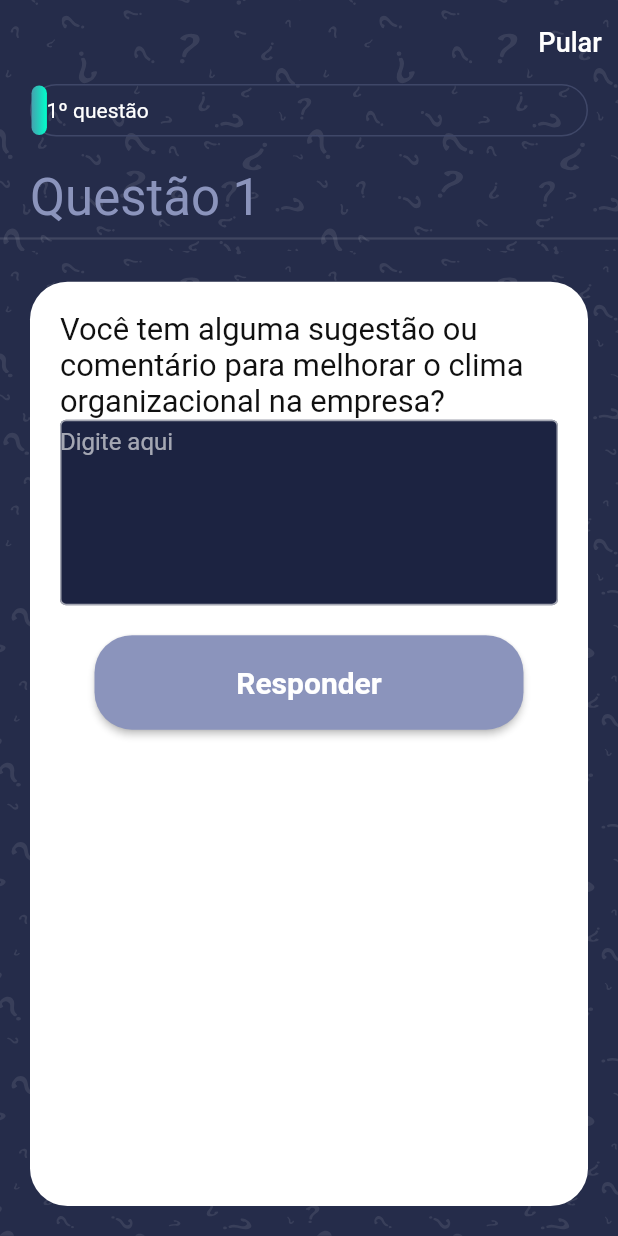
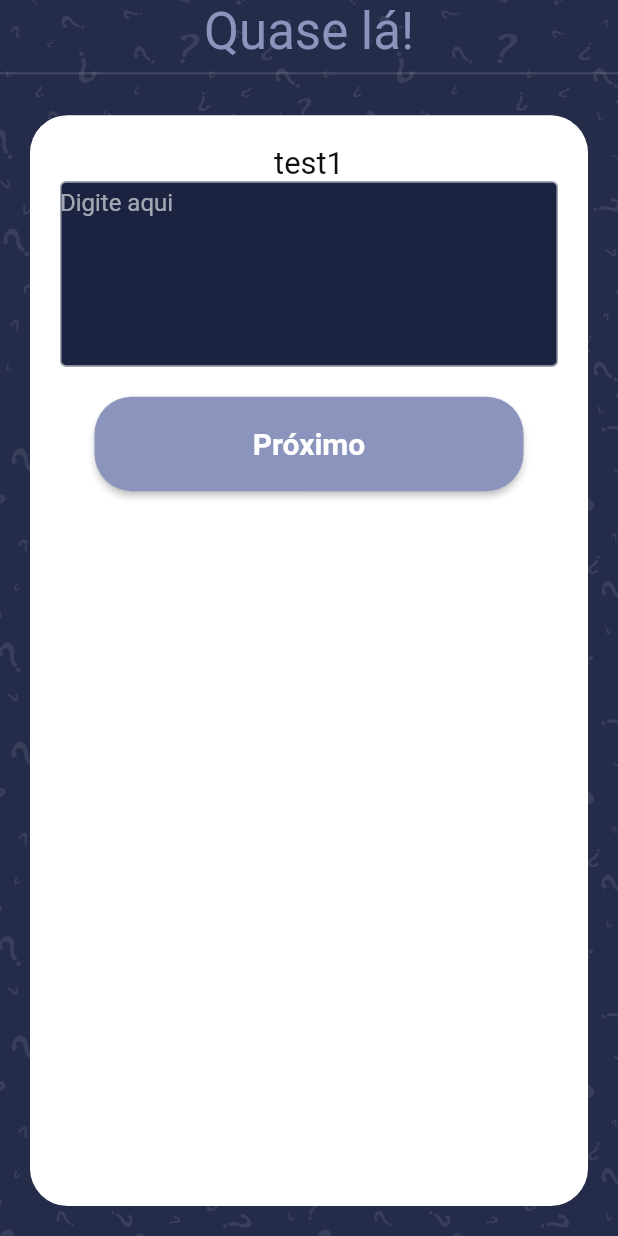
Before and after one commit to julysNICK/quiz_app, a Flutter app: the screen it shows after launch, on a phone screen of 412 x 824 dp. Run offline on Flutter 3.47's test engine with Material 2 defaults, Android fonts, the phone set to English and light mode, and no system bars; our stand-ins replace cloud_firestore, expandable, firebase_core, get, websafe_svg; accounts and stored records are empty.

```diff
--- a/lib/controllers/question_controller.dart
+++ b/lib/controllers/question_controller.dart
@@ -1,5 +1,6 @@
 import 'package:flutter/material.dart';
 import 'package:get/get.dart';
+import 'package:quiz_app/screens/choose/choose_screen.dart';
 
 import '../models/Question.dart';
 import '../repositories/forms.dart';
@@ -16,6 +17,8 @@ class QuestionController extends GetxController
   Animation? _animation;
 
   PageController get pageController => _pageController;
+  PageController get pageControllerSub => _pageControllerSub;
+
   List<Map<String, dynamic>> list = [];
 
   bool _isAnswered = false;
@@ -49,9 +52,20 @@ class QuestionController extends GetxController
             type: question.type,
           ))
       .toList();
+
   List<Question> get questions => _questions;
 
+  final List<SubjectiveQuestion> _subjectiveQuestions = subjectiveQuestions
+      .map((question) => SubjectiveQuestion(
+            id: question.id,
+            question: question.question,
+          ))
+      .toList();
+
+  List<SubjectiveQuestion> get questionsSubjective => _subjectiveQuestions;
+
   final PageController _pageController = PageController();
+  final PageController _pageControllerSub = PageController();
 
   final Map<String, int> counterAnswer = {
     'concordo': 0,
@@ -60,6 +74,14 @@ class QuestionController extends GetxController
     'nao_concordo_parcialmente': 0,
     'neutro': 0,
   };
+
+  @override
+  void dispose() {
+    _animationController!.dispose();
+    _pageController.dispose();
+    _pageControllerSub.dispose();
+    super.dispose();
+  }
 
   void updateCounterAnswer(int index) {
     switch (index) {
@@ -162,6 +184,31 @@ class QuestionController extends GetxController
     }
   }
 
+  void checkAnsSub(SubjectiveRepo question, int selectedAns) async {
+    questionRepo.id = question.id;
+
+    _selectedAns = selectedAns;
+
+    updateCounterAnswer(selectedAns);
+    update();
+
+    Future.delayed(const Duration(seconds: 1), () {
+      _isAnswered = false;
+      _pageControllerSub.nextPage(
+          duration: const Duration(milliseconds: 250), curve: Curves.ease);
+    });
+
+    try {
+      await postAnswerSubjectiveFireBase(question);
+    } catch (e) {
+      print(e);
+    }
+
+    if (question.id == 2) {
+      Get.to(() => const Choose());
+    }
+  }
+
   void PreviousQuestion() {
     _pageController.previousPage(
         duration: const Duration(milliseconds: 250), curve: Curves.ease);
--- a/lib/main.dart
+++ b/lib/main.dart
@@ -1,7 +1,7 @@
 import 'package:flutter/material.dart';
 import 'package:get/get_navigation/src/root/get_material_app.dart';
 import 'package:firebase_core/firebase_core.dart';
-import 'package:quiz_app/screens/quiz/quiz_screen.dart';
+import 'package:quiz_app/screens/after_quiz/after_quiz_screen.dart';
 import 'firebase_options.dart';
 
 void main() async {
@@ -22,7 +22,7 @@ class MyApp extends StatelessWidget {
       title: "Quiz app",
       debugShowCheckedModeBanner: false,
       theme: ThemeData.dark(),
-      home: const QuizScreen(),
+      home: AfterQuiz(),
     );
   }
 }
--- a/lib/models/Question.dart
+++ b/lib/models/Question.dart
@@ -40,16 +40,43 @@ class QuestionRepo {
 }
 
 class SubjectiveRepo {
+  int id = 0;
   String answer = '';
 
   SubjectiveRepo({
     this.answer = '',
+    this.id = 0,
   });
 
   void reset() {
     answer = '';
   }
 }
+
+class SubjectiveQuestion {
+  int id = 0;
+  String question = '';
+
+  SubjectiveQuestion({
+    this.question = '',
+    this.id = 0,
+  });
+
+  void reset() {
+    question = '';
+  }
+}
+
+List<SubjectiveQuestion> subjectiveQuestions = [
+  SubjectiveQuestion(
+    id: 1,
+    question: "test1",
+  ),
+  SubjectiveQuestion(
+    id: 2,
+    question: "test2",
+  )
+];
 
 final List<Question> sample_data = [
   Question(
--- a/lib/repositories/forms.dart
+++ b/lib/repositories/forms.dart
@@ -40,6 +40,7 @@ class FormsRepoService {
       await FirebaseFirestore.instance
           .collection('forms_subjective_answer')
           .add({
+        "id": subjectiveRepo.id,
         'answer': subjectiveRepo.answer,
       });
     } catch (e) {
--- a/lib/screens/after_quiz/after_quiz_screen.dart
+++ b/lib/screens/after_quiz/after_quiz_screen.dart
@@ -67,22 +67,22 @@ class _AfterQuizState extends State<AfterQuiz> {
                   SizedBox(
                     height: MediaQuery.of(context).size.height * 0.001,
                   ),
-                  // Padding(
-                  //   padding:
-                  //       const EdgeInsets.symmetric(horizontal: kDefaultPadding),
-                  //   child: Text.rich(
-                  //     TextSpan(
-                  //       text: "Quase lá!",
-                  //       style: Theme.of(context)
-                  //           .textTheme
-                  //           .headlineMedium!
-                  //           .copyWith(color: kSecondaryColor),
-                  //     ),
-                  //   ),
-                  // ),
-                  // const Divider(
-                  //   thickness: 1.5,
-                  // ),
+                  Padding(
+                    padding:
+                        const EdgeInsets.symmetric(horizontal: kDefaultPadding),
+                    child: Text.rich(
+                      TextSpan(
+                        text: "Quase lá!",
+                        style: Theme.of(context)
+                            .textTheme
+                            .headlineMedium!
+                            .copyWith(color: kSecondaryColor),
+                      ),
+                    ),
+                  ),
+                  const Divider(
+                    thickness: 1.5,
+                  ),
                   Expanded(
                     child: Container(
                       margin: const EdgeInsets.all(kDefaultPadding),
@@ -95,9 +95,19 @@ class _AfterQuizState extends State<AfterQuiz> {
                           ),
                         ),
                       ),
-                      child: CardSubjective(
+                      child: Expanded(
+                        child: PageView.builder(
+                          physics: const NeverScrollableScrollPhysics(),
+                          controller: questionController.pageControllerSub,
+                          itemCount:
+                              questionController.questionsSubjective.length,
+                          itemBuilder: (context, index) => CardSubjective(
                             subjectiveRepoObj: subjectiveRepoObj,
                             titleButton: widget.titleButton,
+                            subjectiveQuestObj:
+                                questionController.questionsSubjective[index],
+                          ),
+                        ),
                       ),
                     ),
                   ),
@@ -113,12 +123,14 @@ class _AfterQuizState extends State<AfterQuiz> {
 
 class CardSubjective extends StatefulWidget {
   SubjectiveRepo subjectiveRepoObj = SubjectiveRepo();
+  SubjectiveQuestion subjectiveQuestObj = SubjectiveQuestion();
   String titleButton;
 
   CardSubjective({
     super.key,
     required this.subjectiveRepoObj,
     required this.titleButton,
+    required this.subjectiveQuestObj,
   });
 
   @override
@@ -134,14 +146,16 @@ class _CardSubjectiveState extends State<CardSubjective> {
       try {
         await questionController
             .postAnswerSubjectiveFireBase(widget.subjectiveRepoObj);
-        Get.snackbar(
+        widget.subjectiveQuestObj.id == 2
+            ? Get.snackbar(
                 "Obrigado!",
                 "Sua resposta foi enviada com sucesso!",
                 snackPosition: SnackPosition.BOTTOM,
                 backgroundColor: Colors.green,
                 colorText: Colors.white,
                 duration: const Duration(seconds: 3),
-        );
+              )
+            : null;
         // Get.to(() => const Choose());
       } catch (e) {
         Get.snackbar(
@@ -163,7 +177,7 @@ class _CardSubjectiveState extends State<CardSubjective> {
     return Column(
       children: [
         Text(
-          "Você tem alguma sugestão ou comentário para melhorar o clima organizacional na empresa?",
+          widget.subjectiveQuestObj.question,
           style: Theme.of(context).textTheme.headlineMedium!.copyWith(
                 color: kBlackColor,
                 fontSize: MediaQuery.of(context).size.height * 0.025,
@@ -224,7 +238,9 @@ class _CardSubjectiveState extends State<CardSubjective> {
             }
           },
           child: buttonTextFInish(
-            titleButton: widget.titleButton,
+            titleButton: widget.subjectiveQuestObj.id == 2
+                ? widget.titleButton
+                : "Próximo",
           ),
         )
       ],
--- a/lib/screens/quiz/components/body.dart
+++ b/lib/screens/quiz/components/body.dart
@@ -5,7 +5,6 @@ import 'package:quiz_app/screens/quiz/components/progress_bar.dart';
 import 'package:websafe_svg/websafe_svg.dart';
 
 import '../../../constrants.dart';
-import '../../after_quiz/after_quiz_screen.dart';
 import 'questionCard.dart';
 
 class Body extends StatelessWidget {
@@ -61,15 +60,9 @@ class Body extends StatelessWidget {
                   controller: questionController.pageController,
                   onPageChanged: questionController.updateTheQnNum,
                   itemCount: questionController.questions.length,
-                  itemBuilder: (context, index) =>
-                      questionController.questions[index].question ==
-                              "objective"
-                          ? QuestionCard(
-                              question: questionController.questions[index],
-                            )
-                          : AfterQuiz(
-                              titleButton: "Responder",
-                            ),
+                  itemBuilder: (context, index) => QuestionCard(
+                    question: questionController.questions[index],
+                  ),
                 ),
               )
             ],
--- a/lib/screens/welcomeEmployer/welcome_screen.dart
+++ b/lib/screens/welcomeEmployer/welcome_screen.dart
@@ -28,6 +28,12 @@ class _WelcomeScreenState extends State<WelcomeScreen> {
         print(e);
       }
     }
+  }
+
+  @override
+  void dispose() {
+    controllerName.dispose();
+    super.dispose();
   }
 
   @override
```
Lines whose indentation alone changed are shown as unchanged.
